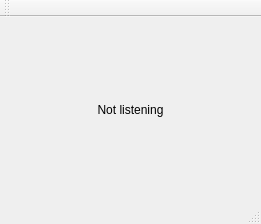
The window that serverwindow.ui (jhgao/ncserver) describes before a commit, drawn with Qt 5.
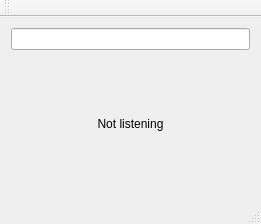
The same window after the commit. Custom widgets are drawn as their Qt base class.

Commit message: add gui set raw file

```diff
--- a/serverwindow.ui
+++ b/serverwindow.ui
@@ -15,7 +15,7 @@
   </property>
   <widget class="QWidget" name="centralWidget">
    <layout class="QGridLayout" name="gridLayout">
-    <item row="0" column="0">
+    <item row="1" column="0">
      <widget class="QLabel" name="label_ip_port">
       <property name="text">
        <string>Not listening</string>
@@ -25,6 +25,9 @@
       </property>
      </widget>
     </item>
+    <item row="0" column="0">
+     <widget class="DropLineEdit" name="lineEdit_rawFile"/>
+    </item>
    </layout>
   </widget>
   <widget class="QMenuBar" name="menuBar">
@@ -48,6 +51,13 @@
   <widget class="QStatusBar" name="statusBar"/>
  </widget>
  <layoutdefault spacing="6" margin="11"/>
+ <customwidgets>
+  <customwidget>
+   <class>DropLineEdit</class>
+   <extends>QLineEdit</extends>
+   <header>gui/droplineedit.h</header>
+  </customwidget>
+ </customwidgets>
  <resources/>
  <connections/>
 </ui>
```
The commit also changes 4 other files.
